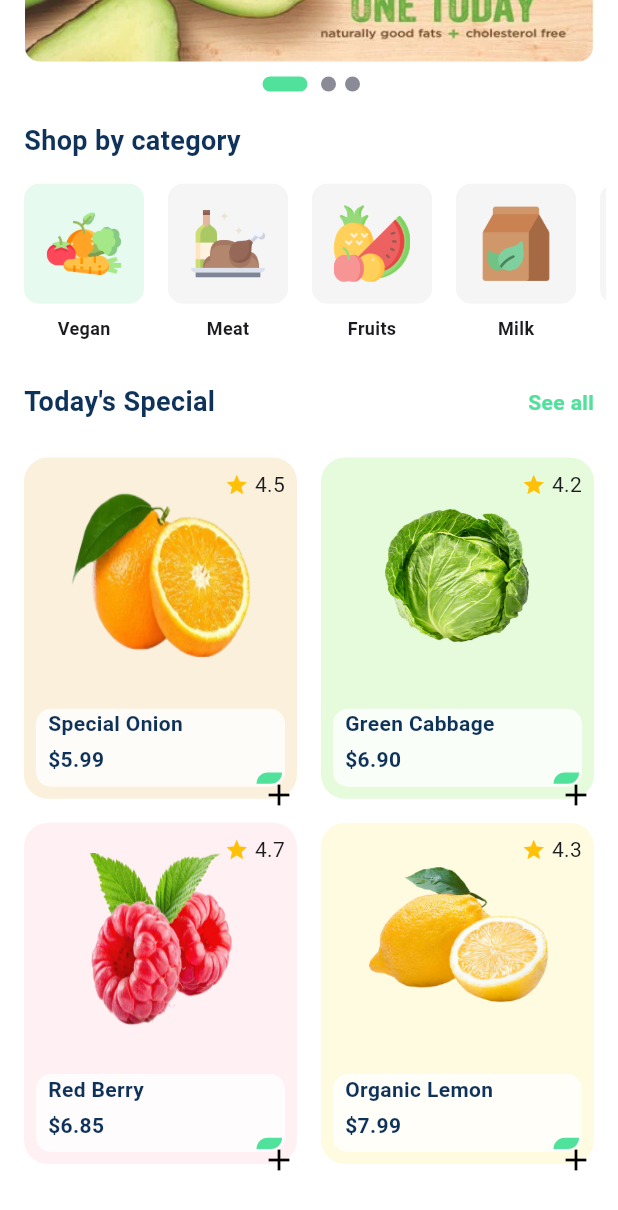
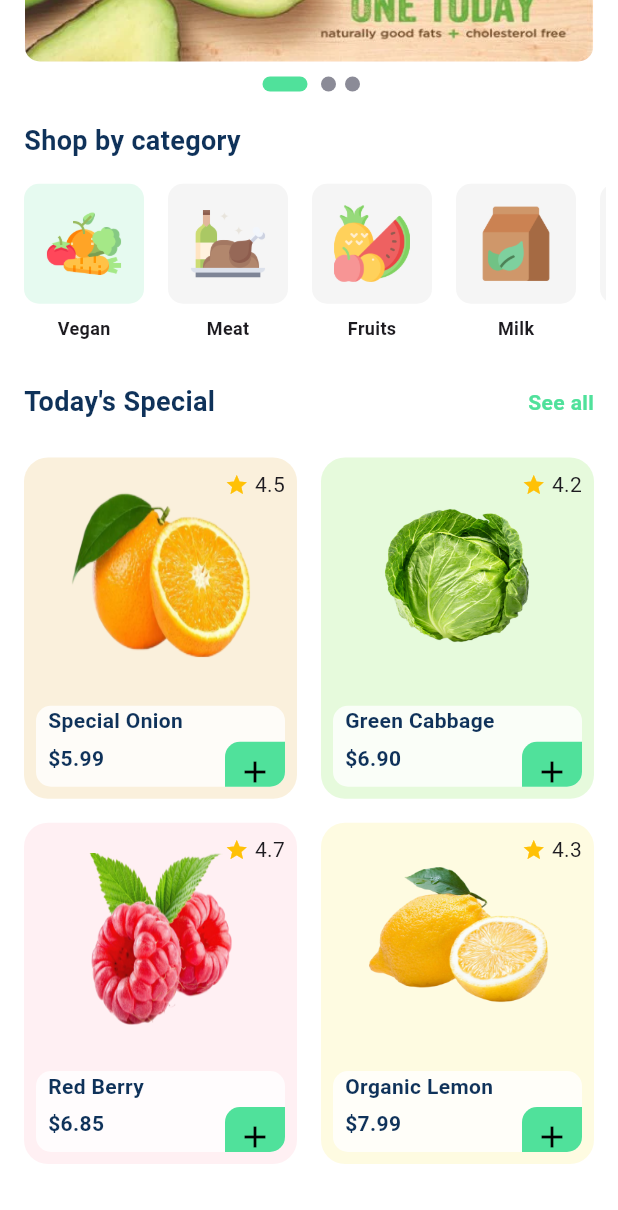
Before and after one commit to devtvas/flutter_challenge_bento, a Flutter app: the HomePage screen opened by its route, scrolled down 354 dp, on a phone screen of 412 x 824 dp. Shown: the top 1210 px of the screen. Run offline on Flutter 3.47's test engine with Material 3 defaults, Android fonts, the light colour scheme and no system bars; drawn by our look-alikes of carousel_slider; our stand-ins replace awesome_bottom_bar, bloc, cached_network_image, dartz, equatable, flutter_bloc and 3 more.

Commit message:
bloc - improv. tspecial v2

```diff
--- a/lib/app/app_widget.dart
+++ b/lib/app/app_widget.dart
@@ -10,6 +10,7 @@
   Widget build(BuildContext context) {
     final ThemeData themeData = ThemeData();
     return MaterialApp(
+      title: 'Delivery',
       theme: themeData,
       debugShowCheckedModeBanner: false,
       onGenerateRoute: RouteGenerator.onGenerate,
--- a/lib/app/presentation/account/account_page.dart
+++ b/lib/app/presentation/account/account_page.dart
@@ -11,7 +11,7 @@
     return Scaffold(
       appBar: AppBar(
         leading: const SizedBox(),
-        title: const Text('Discount Page'),
+        title: const Text('Account Page'),
       ),
       body: Column(
         children: [
--- a/lib/app/presentation/cart/cart_page.dart
+++ b/lib/app/presentation/cart/cart_page.dart
@@ -10,7 +10,7 @@
     return Scaffold(
       appBar: AppBar(
         leading: const SizedBox(),
-        title: const Text('Discount Page'),
+        title: const Text('Cart Page'),
       ),
       body: Column(
         children: [
--- a/lib/app/presentation/home/widgets/today_special_item.dart
+++ b/lib/app/presentation/home/widgets/today_special_item.dart
@@ -92,27 +92,9 @@
                             ),
                           ),
                         ),
-                        // Row(
-                        //   children: [
-                        //     Icon(Icons.star, color: Colors.amber, size: 16),
-                        //     Text('4.5'),
-                        //   ],
-                        // ),
-                      ],
-                    ),
-                  ],
-                ),
-              ),
-            ),
-          ),
-
-          // Botão de adicionar
-          Positioned(
-            bottom: 10,
-            left: 155,
-            right: 10,
-            top: 210,
-            child: Container(
+                        Container(
+                          width: 40,
+                          height: 30,
                           decoration: const BoxDecoration(
                             color: AppColors.primaryLigth,
                             borderRadius: BorderRadius.only(
@@ -122,14 +104,6 @@
                               bottomRight: Radius.circular(10),
                             ),
                           ),
-            ),
-          ),
-
-          Positioned(
-            bottom: 10,
-            left: 150,
-            right: 10,
-            top: 205,
                           child: IconButton(
                             icon: const Icon(Icons.add, color: Colors.black),
                             onPressed: () {
@@ -139,6 +113,13 @@
                         ),
                       ],
                     ),
+                  ],
+                ),
+              ),
+            ),
+          ),
+        ],
+      ),
     );
   }
 }
```
Also changed, not shown: assets/images/v2.png (added), 1 other file. Lines whose indentation alone changed are shown as unchanged.
